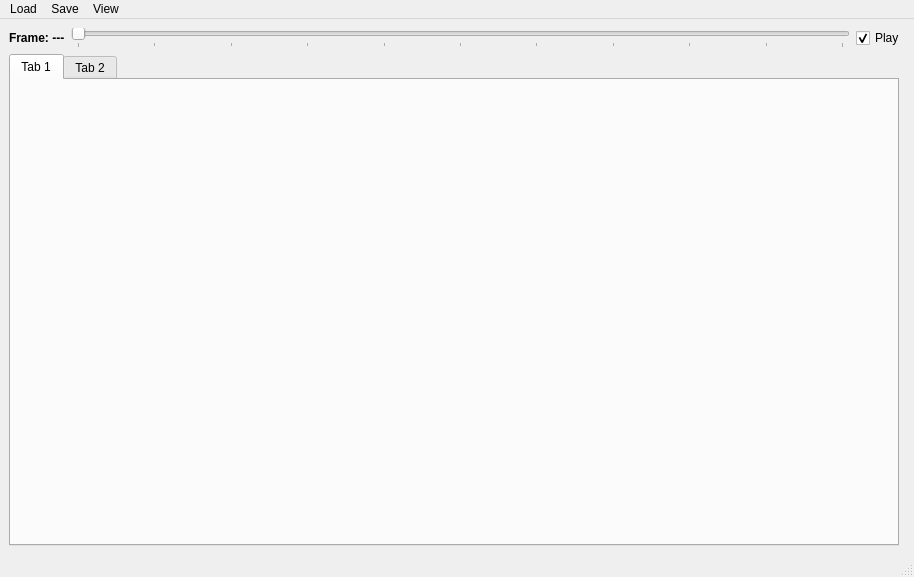
Old version of the form dasp_gui/WdgtKinectSuperPoints.ui in the repository Danvil/dasp.
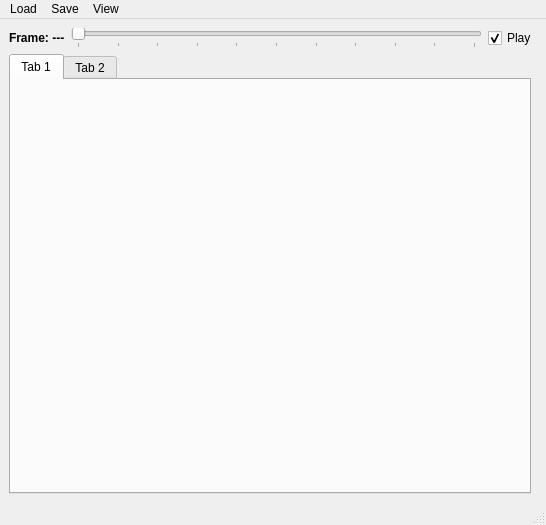
New version of the form.

Patch:
```diff
--- a/dasp_gui/WdgtKinectSuperPoints.ui
+++ b/dasp_gui/WdgtKinectSuperPoints.ui
@@ -6,8 +6,8 @@
    <rect>
     <x>0</x>
     <y>0</y>
-    <width>914</width>
-    <height>577</height>
+    <width>546</width>
+    <height>525</height>
    </rect>
   </property>
   <property name="windowTitle">
@@ -82,7 +82,7 @@
     <rect>
      <x>0</x>
      <y>0</y>
-     <width>914</width>
+     <width>546</width>
      <height>25</height>
     </rect>
    </property>
```
Left out of the diff: 2 changed lines with no effect on the pictures.
